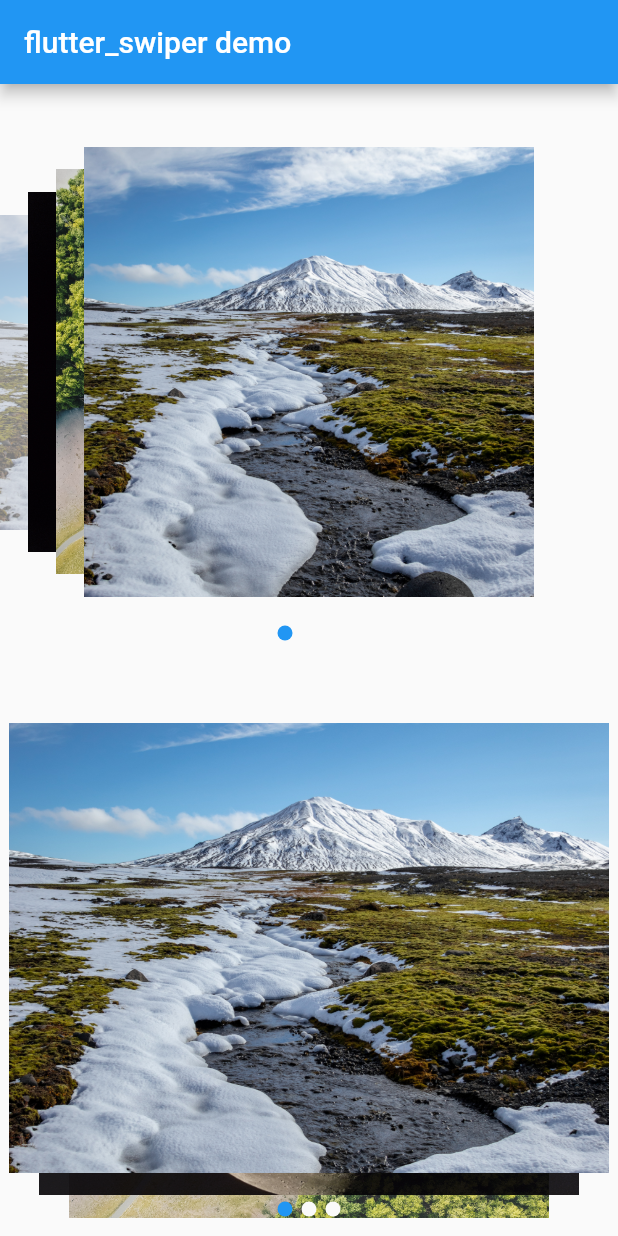
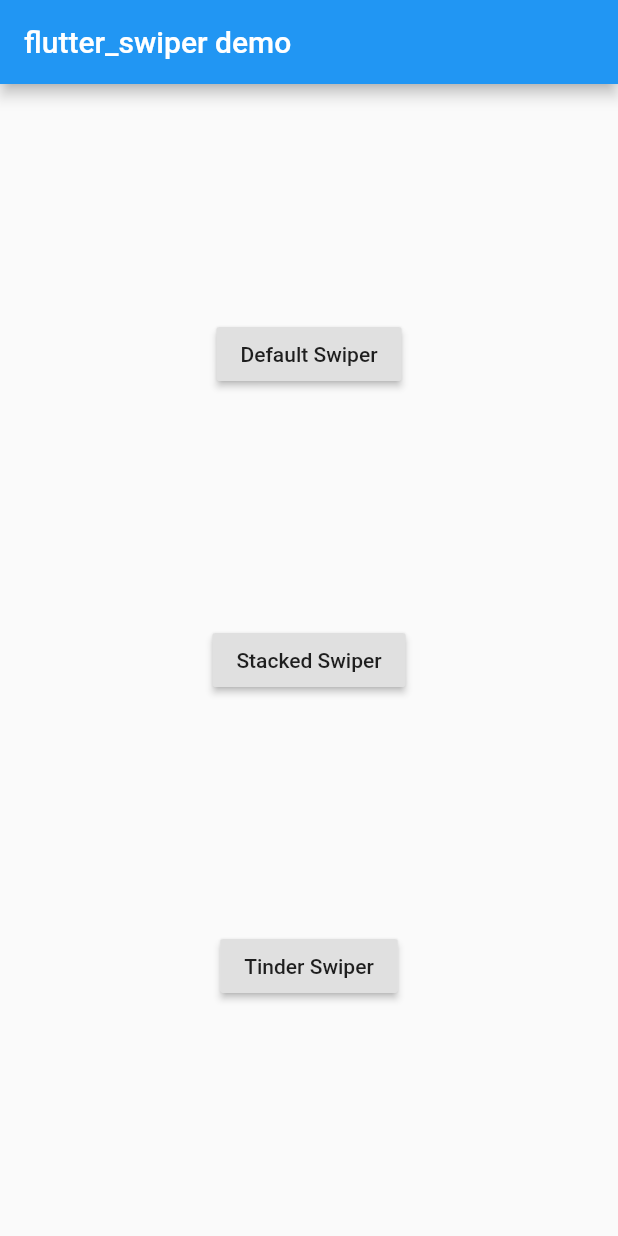
Before and after one commit to victorers1/flutter_experiments, a Flutter app: the screen it shows after launch, on a phone screen of 412 x 824 dp. Run offline on Flutter 3.47's test engine with Material 2 defaults, Android fonts, the phone set to English and light mode, and no system bars; our stand-ins replace flutter_swiper.

Commit message:
feat(apges): adds index page routing to other 3 pages
added 3 pages, each with a swiper layout

```diff
--- a/lib/main.dart
+++ b/lib/main.dart
@@ -1,4 +1,6 @@
-import 'package:experiment/pages/home.dart';
+import 'package:experiment/pages/default_swiper.dart';
+import 'package:experiment/pages/stacked_swiper.dart';
+import 'package:experiment/pages/tinder_swiper.dart';
 import 'package:flutter/material.dart';
 
 /// Testing flutter_swiper
@@ -19,9 +21,46 @@ class MyApp extends StatelessWidget {
         visualDensity: VisualDensity.adaptivePlatformDensity,
       ),
       routes: {
-        '/home': (context)=> HomePage(),
+        '/default': (context) => DefaultSwiperPage(),
+        '/stacked': (context) => StackedSwiperPage(),
+        '/tinder': (context) => TinderSwiperPage(),
       },
-      initialRoute: '/home',
+      home: PageIndex(),
     );
   }
 }
+
+class PageIndex extends StatelessWidget {
+  @override
+  Widget build(BuildContext context) {
+    return Scaffold(
+        appBar: AppBar(
+          title: Text('flutter_swiper demo'),
+        ),
+        body: Center(
+          child: Column(
+            mainAxisAlignment: MainAxisAlignment.spaceEvenly,
+            children: <Widget>[
+              RaisedButton(
+                onPressed: () {
+                  Navigator.pushNamed(context, '/default');
+                },
+                child: Text('Default Swiper'),
+              ),
+              RaisedButton(
+                onPressed: () {
+                  Navigator.pushNamed(context, '/stacked');
+                },
+                child: Text('Stacked Swiper'),
+              ),
+              RaisedButton(
+                onPressed: () {
+                  Navigator.pushNamed(context, '/tinder');
+                },
+                child: Text('Tinder Swiper'),
+              ),
+            ],
+          ),
+        ));
+  }
+}
--- a/lib/pages/home.dart
+++ /dev/null
@@ -1,55 +0,0 @@
-import 'package:flutter/material.dart';
-import 'package:flutter_swiper/flutter_swiper.dart';
-
-class HomePage extends StatelessWidget {
-  final List<String> assets = [
-    'ice.jpg',
-    'moon.jpg',
-    'forrest.jpg',
-  ];
-
-  @override
-  Widget build(BuildContext context) {
-    return Scaffold(
-      appBar: AppBar(
-        title: Text('flutter_swiper demo'),
-      ),
-      body: Column(
-        children: <Widget>[
-          Expanded(
-            child: Swiper(
-              itemCount: assets.length,
-              pagination: SwiperPagination(),
-              // viewportFraction: 0.8,
-              layout: SwiperLayout.STACK,
-              itemWidth: 300,
-              itemHeight: 300,
-              itemBuilder: (BuildContext context, int index) {
-                return Image.asset(
-                  'assets/img/' + assets[index],
-                  fit: BoxFit.cover,
-                );
-              },
-            ),
-          ),
-
-          Expanded(
-            child: Swiper(
-              itemCount: assets.length,
-              pagination: SwiperPagination(),
-              layout: SwiperLayout.TINDER,
-              itemWidth: 400,
-              itemHeight: 300,
-              itemBuilder: (BuildContext context, int index) {
-                return Image.asset(
-                  'assets/img/' + assets[index],
-                  fit: BoxFit.cover,
-                );
-              },
-            ),
-          ),
-        ],
-      ),
-    );
-  }
-}
```
Also changed, not shown: lib/pages/default_swiper.dart (added, +33 -0 lines), lib/pages/stacked_swiper.dart (added, +34 -0 lines), lib/pages/tinder_swiper.dart (added, +33 -0 lines), 1 other file.
